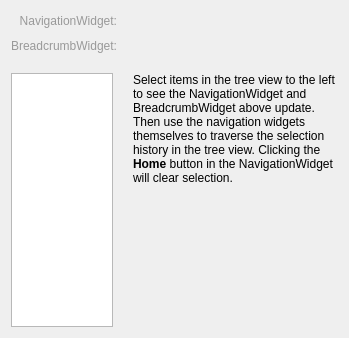
This is python/tk_multi_demo/demos/navigation/resources/nav_widget_demo.ui in shotgunsoftware/tk-multi-demo as Qt 5 draws it before an edit. The edited form follows.
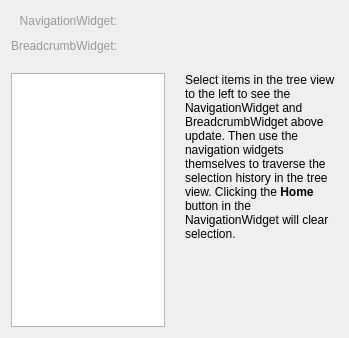
This is the edited form. Custom widgets are drawn as their Qt base class.

```diff
--- a/python/tk_multi_demo/demos/navigation/resources/nav_widget_demo.ui
+++ b/python/tk_multi_demo/demos/navigation/resources/nav_widget_demo.ui
@@ -74,7 +74,7 @@
     </layout>
    </item>
    <item>
-    <layout class="QHBoxLayout" name="tree_view_layout" stretch="1,2">
+    <layout class="QHBoxLayout" name="tree_view_layout" stretch="1,1">
      <item>
       <widget class="QTreeView" name="tree_view"/>
      </item>
```
